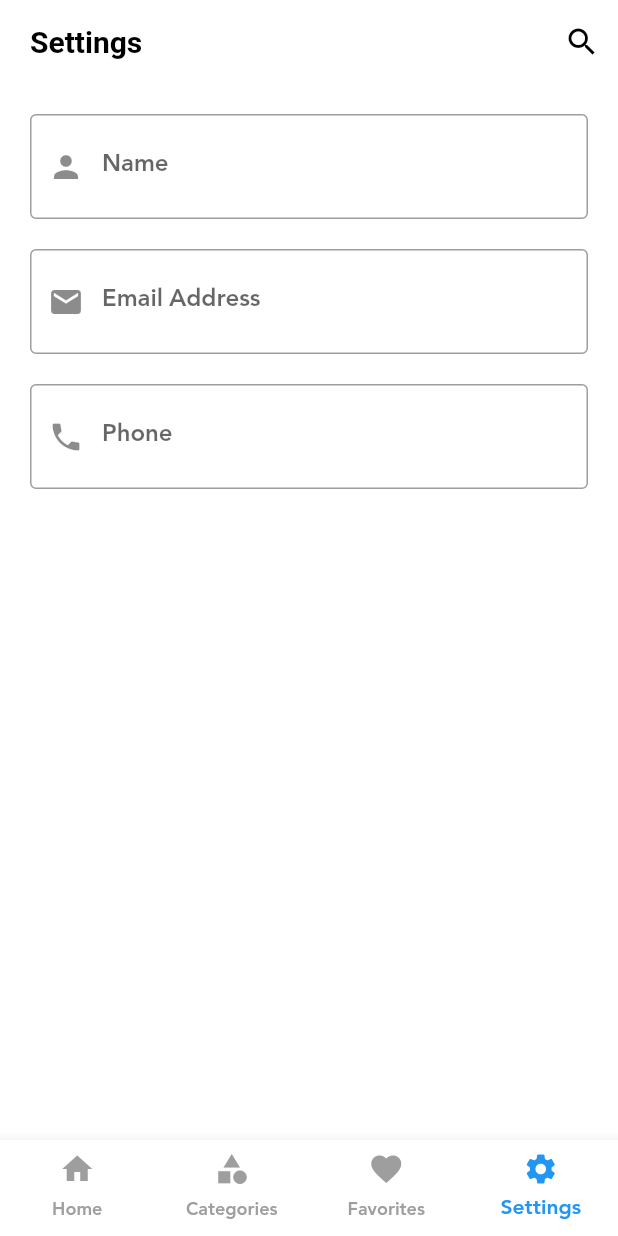
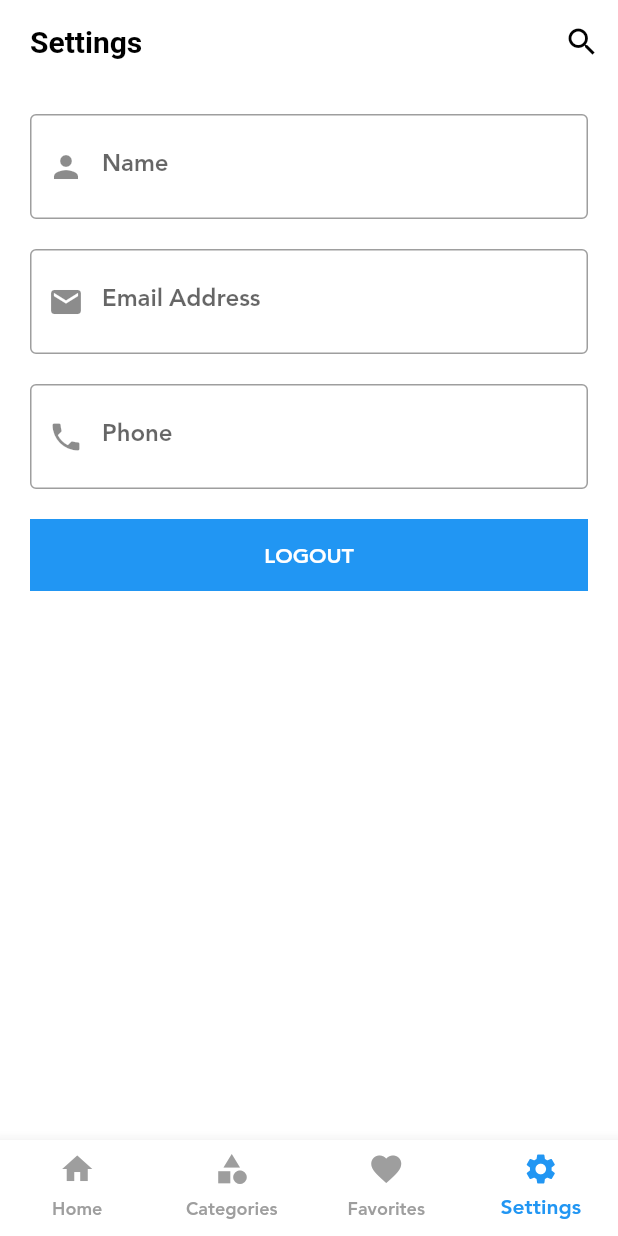
Before and after one commit to islamGharib/shop, a Flutter app: the ShopLayoutScreen screen opened directly, item 4 of the bottom bar chosen, on a phone screen of 412 x 824 dp. Run offline on Flutter 3.47's test engine with Material 2 defaults, Android fonts, the phone set to English and light mode, and no system bars; our stand-ins replace bloc, carousel_slider, conditional_builder_null_safety, dio, flutter_bloc, fluttertoast and 2 more; accounts and stored records are empty; network calls fail.

Commit message:
adding LOGOUT button into setting screen

```diff
--- a/lib/modules/shop_settings/shop_settings_screen.dart
+++ b/lib/modules/shop_settings/shop_settings_screen.dart
@@ -6,6 +6,7 @@ import 'package:shop_app/layout/cubit/cubit.dart';
 import 'package:shop_app/layout/cubit/states.dart';
 import 'package:shop_app/models/login_model.dart';
 import 'package:shop_app/shared/component/components.dart';
+import 'package:shop_app/shared/component/constants.dart';
 
 class ShopSettingsScreen extends StatelessWidget {
   @override
@@ -67,6 +68,13 @@ class ShopSettingsScreen extends StatelessWidget {
                       label: 'Phone',
                       prefix: Icons.phone,
                     ),
+                    SizedBox(height: 20.0,),
+                    defaultButton(
+                        buttonPressed: (){
+                          signOut(context);
+                        },
+                        text: 'LOGOUT',
+                    ),
                   ]
               ),
             ),
```
